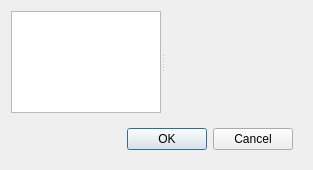
First picture: the form in eiskaltdcpp/ui/UISettings.ui, repository eiskaltdcpp/eiskaltdcpp, before the edit.
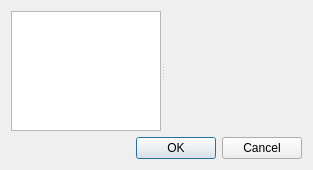
Second picture: the form after the edit.

```diff
--- a/eiskaltdcpp/ui/UISettings.ui
+++ b/eiskaltdcpp/ui/UISettings.ui
@@ -13,8 +13,8 @@
   <property name="windowTitle">
    <string>Settings</string>
   </property>
-  <layout class="QGridLayout" name="gridLayout">
-   <item row="0" column="0">
+  <layout class="QVBoxLayout" name="verticalLayout">
+   <item>
     <widget class="QSplitter" name="splitter">
      <property name="sizePolicy">
       <sizepolicy hsizetype="Expanding" vsizetype="Expanding">
@@ -44,16 +44,9 @@
      </widget>
     </widget>
    </item>
-   <item row="1" column="0">
-    <widget class="QFrame" name="frame">
-     <property name="frameShape">
-      <enum>QFrame::NoFrame</enum>
-     </property>
-     <property name="frameShadow">
-      <enum>QFrame::Raised</enum>
-     </property>
-     <layout class="QGridLayout" name="gridLayout_2">
-      <item row="0" column="0">
+   <item>
+    <layout class="QHBoxLayout" name="horizontalLayout">
+     <item>
        <spacer name="horizontalSpacer">
         <property name="orientation">
          <enum>Qt::Horizontal</enum>
@@ -66,7 +59,7 @@
         </property>
        </spacer>
       </item>
-      <item row="0" column="1">
+     <item>
        <widget class="QDialogButtonBox" name="buttonBox">
         <property name="sizePolicy">
          <sizepolicy hsizetype="Fixed" vsizetype="Fixed">
@@ -86,7 +79,6 @@
        </widget>
       </item>
      </layout>
-    </widget>
    </item>
   </layout>
  </widget>
```
Lines whose indentation alone changed are shown as unchanged.
